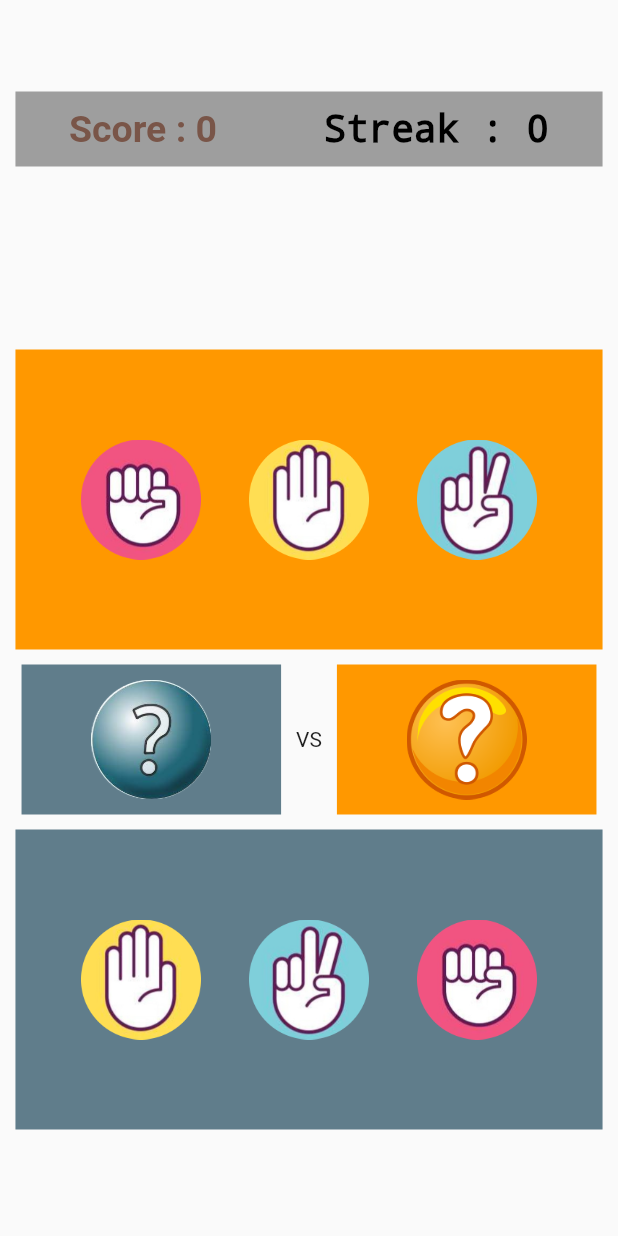
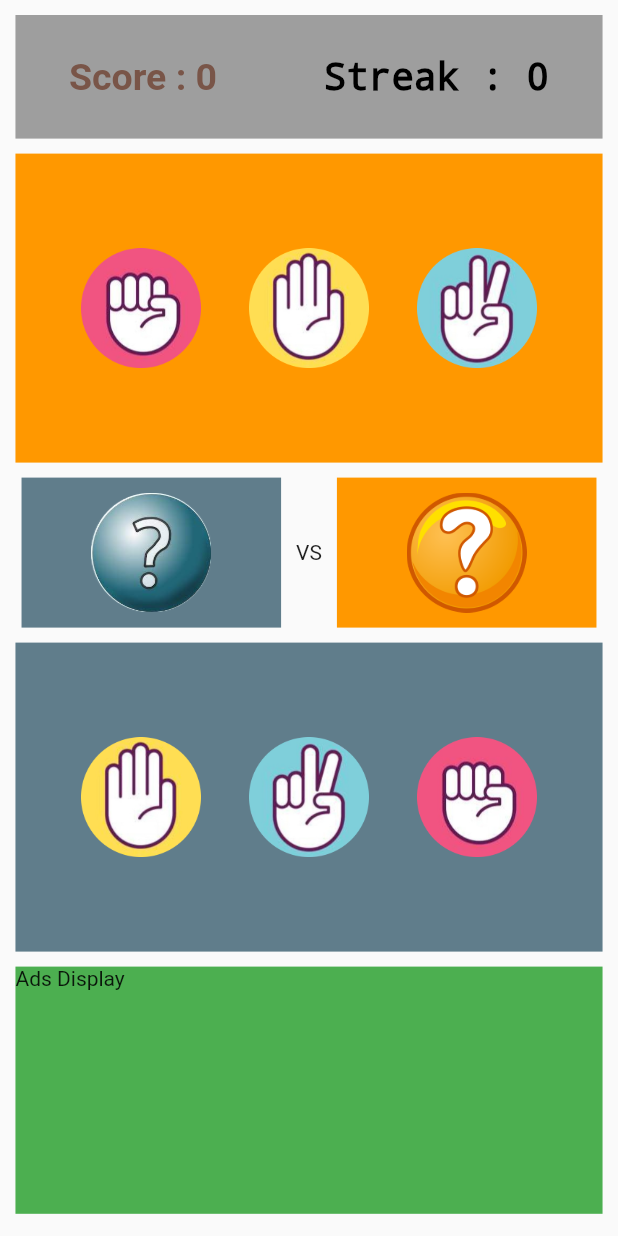
Before and after one commit to aryanPokharel/Scissor-Paper-Rock, a Flutter app: the screen it shows after launch, after a tap on "Single Player", on a phone screen of 412 x 824 dp. Run offline on Flutter 3.47's test engine with Material 2 defaults, Android fonts, the phone set to English and light mode, and no system bars; our stand-ins replace audioplayers; Roboto replaces fonts that are missing (Segoe UI).

```diff
--- a/lib/screens/Home.dart
+++ b/lib/screens/Home.dart
@@ -1,3 +1,4 @@
+import 'package:audioplayers/audioplayers.dart';
 import 'package:flutter/material.dart';
 import 'package:scissor_paper_rock/screens/Leaderboards.dart';
 import 'package:scissor_paper_rock/screens/SinglePlayer.dart';
@@ -10,6 +11,14 @@ class Home extends StatefulWidget {
 }
 
 class _HomeState extends State<Home> {
+  final player = AudioPlayer();
+  @override
+  void initState() {
+    super.initState();
+
+    player.play(AssetSource('sounds/homeBg.mp3'));
+  }
+
   @override
   Widget build(BuildContext context) {
     return (Scaffold(
--- a/lib/screens/SinglePlayer.dart
+++ b/lib/screens/SinglePlayer.dart
@@ -1,5 +1,6 @@
 import 'dart:math';
 
+import 'package:audioplayers/audioplayers.dart';
 import 'package:flutter/material.dart';
 
 class SinglePlayer extends StatefulWidget {
@@ -10,6 +11,8 @@ class SinglePlayer extends StatefulWidget {
 }
 
 class _SinglePlayerState extends State<SinglePlayer> {
+  final player = AudioPlayer();
+
   var playerPiece = 'assets/images/questionMark2.png';
   var aiPiece = 'assets/images/questionMark1.png';
   bool moveChosen = false;
@@ -27,10 +30,21 @@ class _SinglePlayerState extends State<SinglePlayer> {
       result = evaluate(playerMove, aiMove);
 
       if (result == "Won") {
+        player.play(AssetSource('sounds/win.mp3'));
         playerScore++;
         streak++;
+        if (streak >= 2) {
+          player.play(AssetSource('sounds/applause.mp3'));
+        } else if (streak <= -2) {
+          player.play(AssetSource('sounds/laugh.mp3'));
+        }
       } else if (result == "Lost") {
         playerScore--;
+        if (streak >= 2) {
+          player.play(AssetSource('sounds/streakBreak.mp3'));
+        } else if (streak <= -2) {
+          player.play(AssetSource('sounds/lose.mp3'));
+        }
         streak = 0;
 
         moveChosen = true;
@@ -66,13 +80,17 @@ class _SinglePlayerState extends State<SinglePlayer> {
   Widget build(BuildContext context) {
     return (Scaffold(
       body: SafeArea(
+          child: SingleChildScrollView(
         child: SizedBox(
           width: (MediaQuery.of(context).size.width),
           child: Column(
-          mainAxisAlignment: MainAxisAlignment.spaceAround,
+            mainAxisAlignment: MainAxisAlignment.start,
             children: [
+              const SizedBox(
+                height: 10,
+              ),
               Container(
-              height: 50,
+                height: (MediaQuery.of(context).size.height) * 0.1,
                 width: (MediaQuery.of(context).size.width) * 0.95,
                 color: (result == 'Won'
                     ? Colors.green
@@ -105,12 +123,14 @@ class _SinglePlayerState extends State<SinglePlayer> {
                   ],
                 ),
               ),
-            SingleChildScrollView(
-              child: Column(
+              const SizedBox(
+                height: 10,
+              ),
+              Column(
                 mainAxisAlignment: MainAxisAlignment.spaceBetween,
                 children: [
                   Container(
-                    height: 200,
+                    height: (MediaQuery.of(context).size.height) * 0.25,
                     width: (MediaQuery.of(context).size.width) * 0.95,
                     color: Colors.orange,
                     child: Row(
@@ -212,7 +232,7 @@ class _SinglePlayerState extends State<SinglePlayer> {
                   ),
                   const SizedBox(height: 10),
                   Container(
-                    height: 200,
+                    height: (MediaQuery.of(context).size.height) * 0.25,
                     width: (MediaQuery.of(context).size.width) * 0.95,
                     color: Colors.blueGrey,
                     child: Row(
@@ -263,10 +283,16 @@ class _SinglePlayerState extends State<SinglePlayer> {
                   const SizedBox(
                     height: 10,
                   ),
+                  Container(
+                    height: (MediaQuery.of(context).size.height) * 0.2,
+                    width: (MediaQuery.of(context).size.width) * 0.95,
+                    color: Colors.green,
+                    child: const Text("Ads Display"),
+                  ),
                 ],
               ),
+            ],
           ),
-          ],
         ),
       )),
     ));
```
Also changed, not shown: 2 other files. Lines whose indentation alone changed are shown as unchanged.
